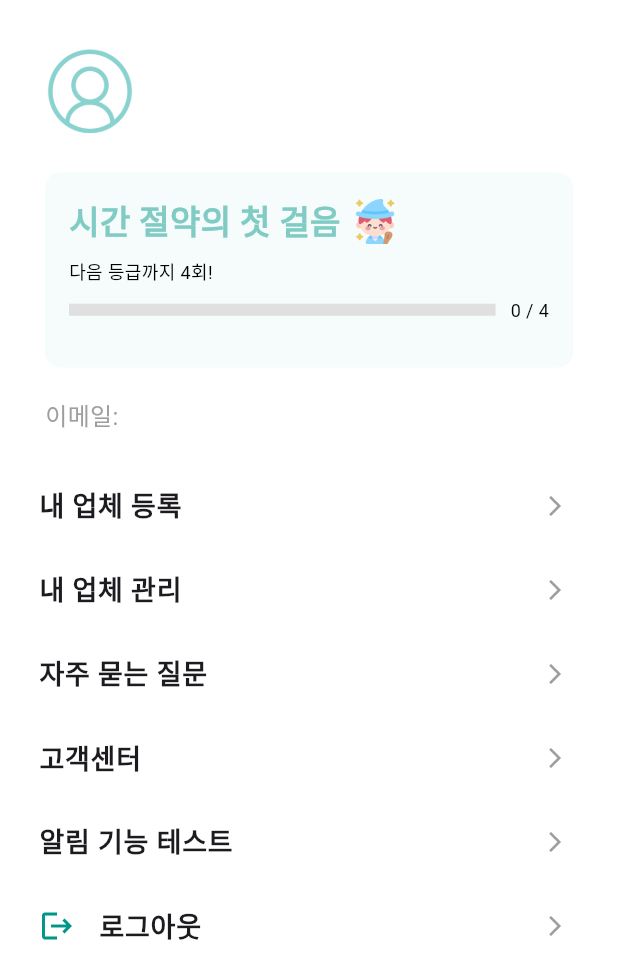
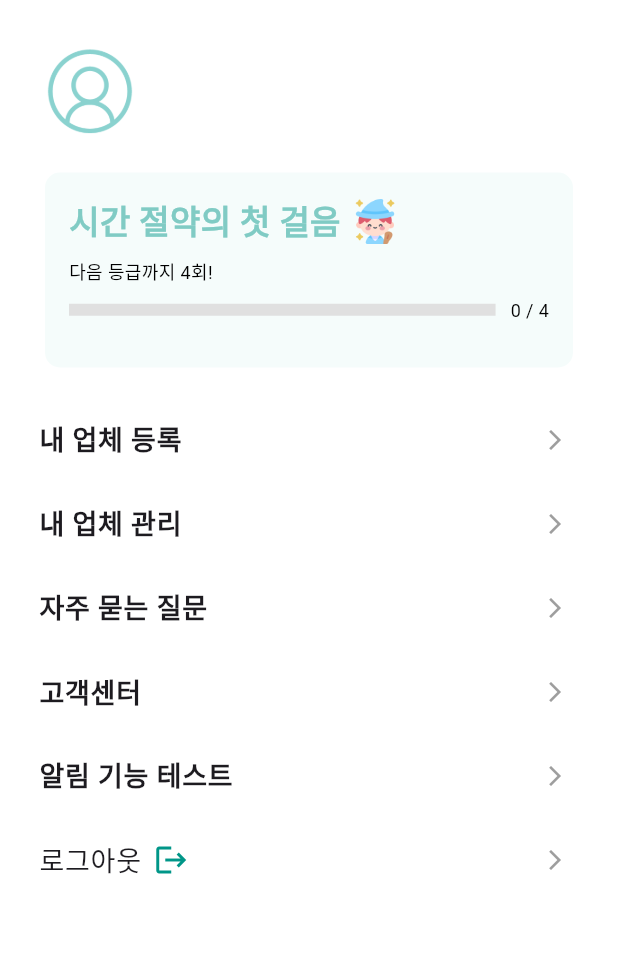
Before and after one commit to OpenSW-YEMI/WaitFree, a Flutter app: the ProfilePage screen opened directly, on a phone screen of 412 x 824 dp. Shown: the top 979 px of the screen. Run offline on Flutter 3.47's test engine with Material 3 defaults, Android fonts, the phone set to English and light mode, and no system bars; our stand-ins replace cloud_firestore, firebase_auth, firebase_core, firebase_messaging, geocoding, google_maps_flutter and 4 more; missing offline and left inert: kakao_flutter_sdk, mailer; accounts and stored records are empty; Roboto replaces fonts that are missing (CustomFont).

Commit message:
:art: Style: 로그아웃 아이콘을 좌측이 아닌 우측에

```diff
--- a/lib/screen/profile.dart
+++ b/lib/screen/profile.dart
@@ -253,17 +253,6 @@ class ProfilePage extends StatelessWidget {
               ),
               const SizedBox(height: 20),
 
-              // 이메일 정보 섹션
-              Padding(
-                padding: const EdgeInsets.symmetric(horizontal: 20.0),
-                child: Text(
-                  "이메일: ${currentUser?.email ?? '이메일 없음'}",
-                  style: const TextStyle(fontSize: 16, color: Colors.grey),
-                  textAlign: TextAlign.left,
-                ),
-              ),
-              const SizedBox(height: 20),
-
               // 메뉴 리스트 섹션
               ListView.builder(
                 shrinkWrap: true,  // ListView의 크기 제한
@@ -272,14 +261,23 @@ class ProfilePage extends StatelessWidget {
                 itemBuilder: (context, index) {
                   final item = menuItems[index];
                   return ListTile(
-                    leading: item['route'] == '/logout'
-                        ? Icon(item['icon'], color: Colors.teal) // 로그아웃 메뉴에만 아이콘 표시
-                        : null, // 다른 메뉴는 아이콘을 표시하지 않음
-                    title: Text(
+                    title: item['route'] == '/logout'
+                        ? Row(
+                      mainAxisAlignment: MainAxisAlignment.start,  // 텍스트와 아이콘을 좌측에 배치
+                      children: [
+                        const Text(
+                          "로그아웃",
+                          style: TextStyle(fontSize: 18),
+                        ),  // "웃" 글자
+                        const SizedBox(width: 8),  // 텍스트와 아이콘 사이 간격
+                        Icon(item['icon'], color: Colors.teal, size: 24),  // 아이콘
+                      ],
+                    )
+                        : Text(
                       item['title'],
                       style: const TextStyle(fontSize: 18, fontWeight: FontWeight.bold),
                     ),
-                    trailing: const Icon(Icons.arrow_forward_ios, size: 16, color: Colors.grey),
+                    trailing: const Icon(Icons.arrow_forward_ios, size: 16, color: Colors.grey),  // 오른쪽에 화살표 아이콘
                     onTap: () {
                       if (item['route'] == '/logout') {
                         // 로그아웃 기능
```
